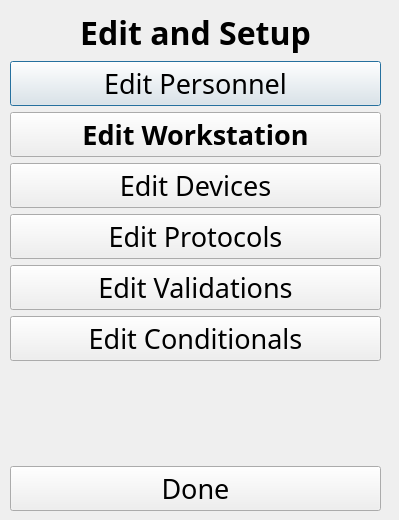
This is ui/SetupDlg.ui in aliciabillings-noaa/CLAMS as Qt 5 draws it before an edit. The edited form follows.
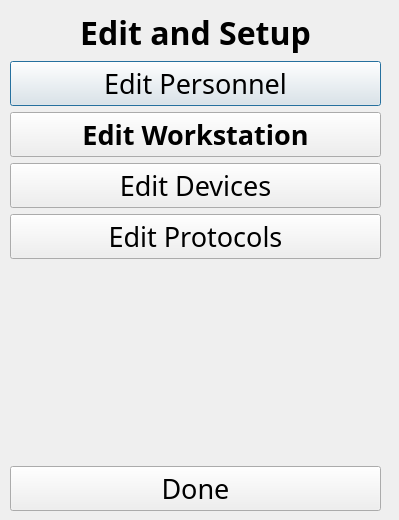
This is the edited form.

The edit to the form file:
```diff
--- a/ui/SetupDlg.ui
+++ b/ui/SetupDlg.ui
@@ -97,34 +97,6 @@
       </property>
      </widget>
     </item>
-    <item>
-     <widget class="QPushButton" name="editValidationsBtn">
-      <property name="font">
-       <font>
-        <family>Arial Black</family>
-        <pointsize>20</pointsize>
-        <underline>false</underline>
-       </font>
-      </property>
-      <property name="text">
-       <string>Edit Validations</string>
-      </property>
-     </widget>
-    </item>
-    <item>
-     <widget class="QPushButton" name="editConditionalsBtn">
-      <property name="font">
-       <font>
-        <family>Arial Black</family>
-        <pointsize>20</pointsize>
-        <underline>false</underline>
-       </font>
-      </property>
-      <property name="text">
-       <string>Edit Conditionals</string>
-      </property>
-     </widget>
-    </item>
     <item>
      <spacer name="verticalSpacer">
       <property name="orientation">
```
